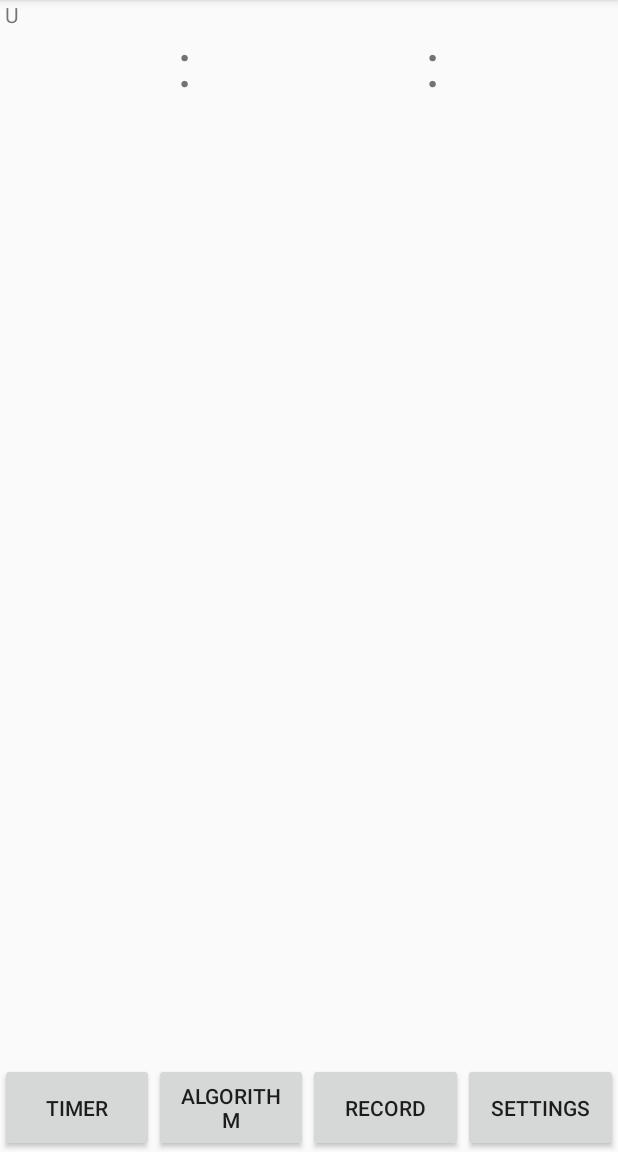
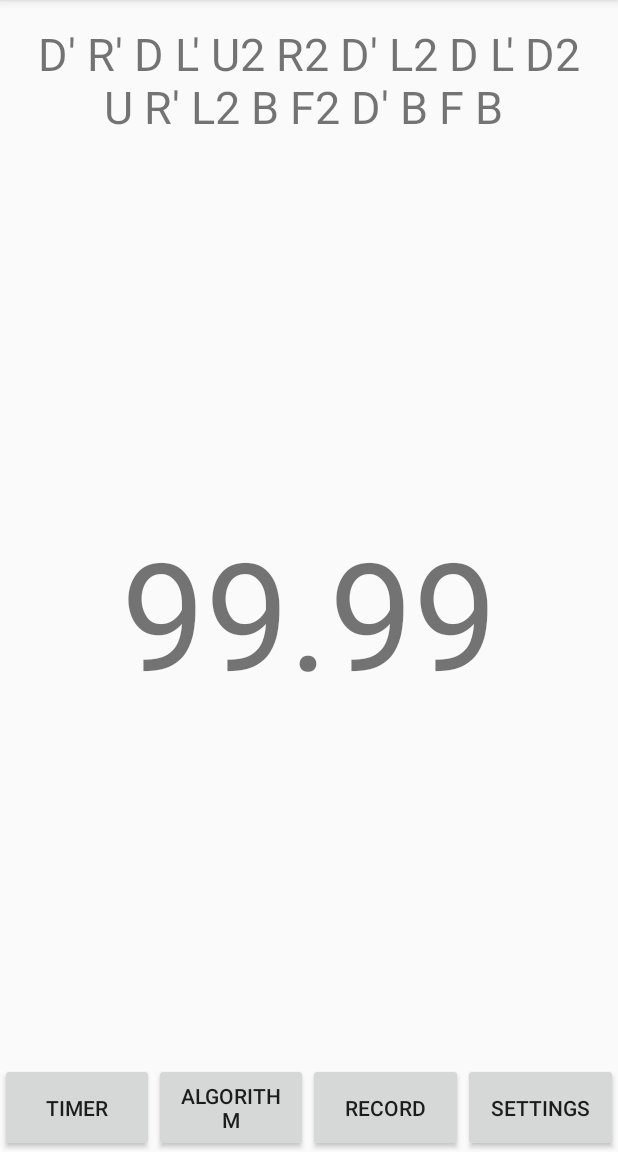
Before and after one commit to IT114118/ITP4210-RubiksCubeTimer-Client, an Android app: the TimerActivity screen opened directly, with no data from a screen before it, on a phone screen of 412 x 824 dp, the part 84-1236 px from its top. Run offline under Robolectric (Android 15) with nearby library versions, the phone set to English and light mode, and no system bars.

Commit message:
updated generateScramble in TimerActivity.java

```diff
--- a/app/src/main/java/com/example/project4210/MainActivity.java
+++ b/app/src/main/java/com/example/project4210/MainActivity.java
@@ -20,7 +20,7 @@ public class MainActivity extends AppCompatActivity {
         btn_timer.setOnClickListener(new View.OnClickListener() {
             @Override
             public void onClick(View v) {
-                Intent i = new Intent(MainActivity.this,TimerActivity.class);
+                Intent i = new Intent(MainActivity.this, TimerActivity.class);
                 startActivity(i);
             }
         });
--- a/app/src/main/java/com/example/project4210/TimerActivity.java
+++ b/app/src/main/java/com/example/project4210/TimerActivity.java
@@ -25,11 +25,33 @@ public class TimerActivity extends AppCompatActivity {
         tv_scramble.setText(generateScramble(20));
     }
 
+    //function to generate a Rubik's cube scramble without duplicating or useless steps
     private String generateScramble(int length){
         String scramble = "";
-        for (int i = length; i <= length; i++) {
-            scramble += " " + rotations[(int)Math.random()*rotations.length].toString();
+        String[] scrambleArray = new String[length];
+        boolean isGoodScramble;
+
+        scrambleArray[0] = rotations[(int)(Math.random() * rotations.length)];
+        for (int i = 1; i < length; i++) {
+            scrambleArray[i] = rotations[(int)(Math.random() * rotations.length)];
+
+            //check if the rotation is same with the previous rotation
+            do {
+                if (scrambleArray[i].charAt(0) == scrambleArray[i - 1].charAt(0)) {
+                    isGoodScramble = false;
+                    scrambleArray[i] = rotations[(int)(Math.random() * rotations.length)];
+                } else {
+                    isGoodScramble = true;
+                }
+            } while (!isGoodScramble);
+
         }
+
+        //set scrambleArray to a String
+        for (String s : scrambleArray) {
+            scramble += s + " ";
+        }
+
         return scramble;
     }
 }
--- a/app/src/main/res/layout/activity_timer.xml
+++ b/app/src/main/res/layout/activity_timer.xml
@@ -11,69 +11,83 @@
     <TextView
         android:id="@+id/tv_scramble"
         android:text="scramble"
+        android:textSize="30sp"
+        android:gravity="center"
+        android:padding="15dp"
         android:layout_width="match_parent"
         android:layout_height="wrap_content"
-        tools:ignore="MissingConstraints" />
+        app:layout_constraintTop_toTopOf="parent"/>
+
+    <TextView
+        android:id="@+id/tv_timer"
+        android:layout_width="match_parent"
+        android:layout_height="wrap_content"
+        android:text="99.99"
+        android:textSize="100sp"
+        android:gravity="center"
+        app:layout_constraintBottom_toTopOf="@+id/linearLayout"
+        app:layout_constraintTop_toBottomOf="@id/tv_scramble" />
+
+<!--    <LinearLayout-->
+<!--        android:id="@+id/linearLayout"-->
+<!--        android:layout_width="match_parent"-->
+<!--        android:layout_height="wrap_content"-->
+<!--        android:gravity="center"-->
+<!--        android:orientation="horizontal"-->
+<!--        tools:layout_editor_absoluteX="-16dp"-->
+<!--        tools:layout_editor_absoluteY="258dp"-->
+<!--        tools:ignore="MissingConstraints">-->
+
+<!--        <TextView-->
+<!--            android:id="@+id/tv_min"-->
+<!--            android:layout_width="0dp"-->
+<!--            android:layout_height="match_parent"-->
+<!--            android:layout_margin="15dp"-->
+<!--            android:layout_weight="1"-->
+<!--            android:gravity="center"-->
+<!--            android:textSize="40sp" />-->
+
+<!--        <TextView-->
+<!--            android:layout_width="0dp"-->
+<!--            android:layout_height="match_parent"-->
+<!--            android:layout_margin="15dp"-->
+<!--            android:layout_weight="1"-->
+<!--            android:gravity="center"-->
+<!--            android:text=":"-->
+<!--            android:textSize="40sp" />-->
+
+<!--        <TextView-->
+<!--            android:id="@+id/tv_sec"-->
+<!--            android:layout_width="0dp"-->
+<!--            android:layout_height="match_parent"-->
+<!--            android:layout_margin="15dp"-->
+<!--            android:layout_weight="1"-->
+<!--            android:gravity="center"-->
+<!--            android:textSize="40sp" />-->
+
+<!--        <TextView-->
+<!--            android:layout_width="0dp"-->
+<!--            android:layout_height="match_parent"-->
+<!--            android:layout_margin="15dp"-->
+<!--            android:layout_weight="1"-->
+<!--            android:gravity="center"-->
+<!--            android:text=":"-->
+<!--            android:textSize="40sp" />-->
+
+<!--        <TextView-->
+<!--            android:id="@+id/tv_mill"-->
+<!--            android:layout_width="0dp"-->
+<!--            android:layout_height="match_parent"-->
+<!--            android:layout_margin="15dp"-->
+<!--            android:layout_weight="1"-->
+<!--            android:gravity="center"-->
+<!--            android:textSize="40sp" />-->
+
+
+<!--    </LinearLayout>-->
 
     <LinearLayout
         android:id="@+id/linearLayout"
-        android:layout_width="match_parent"
-        android:layout_height="wrap_content"
-        android:gravity="center"
-        android:orientation="horizontal"
-        tools:layout_editor_absoluteX="-16dp"
-        tools:layout_editor_absoluteY="258dp"
-        tools:ignore="MissingConstraints">
-
-        <TextView
-            android:id="@+id/tv_min"
-            android:layout_width="0dp"
-            android:layout_height="match_parent"
-            android:layout_margin="15dp"
-            android:layout_weight="1"
-            android:gravity="center"
-            android:textSize="40sp" />
-
-        <TextView
-            android:layout_width="0dp"
-            android:layout_height="match_parent"
-            android:layout_margin="15dp"
-            android:layout_weight="1"
-            android:gravity="center"
-            android:text=":"
-            android:textSize="40sp" />
-
-        <TextView
-            android:id="@+id/tv_sec"
-            android:layout_width="0dp"
-            android:layout_height="match_parent"
-            android:layout_margin="15dp"
-            android:layout_weight="1"
-            android:gravity="center"
-            android:textSize="40sp" />
-
-        <TextView
-            android:layout_width="0dp"
-            android:layout_height="match_parent"
-            android:layout_margin="15dp"
-            android:layout_weight="1"
-            android:gravity="center"
-            android:text=":"
-            android:textSize="40sp" />
-
-        <TextView
-            android:id="@+id/tv_mill"
-            android:layout_width="0dp"
-            android:layout_height="match_parent"
-            android:layout_margin="15dp"
-            android:layout_weight="1"
-            android:gravity="center"
-            android:textSize="40sp" />
-
-
-    </LinearLayout>
-
-    <LinearLayout
         android:layout_width="match_parent"
         android:layout_height="wrap_content"
         android:orientation="horizontal"
@@ -81,31 +95,31 @@
 
         <Button
             android:id="@+id/btn_timer"
-            android:text="timer"
             android:layout_width="0dp"
             android:layout_height="match_parent"
-            android:layout_weight="1"/>
+            android:layout_weight="1"
+            android:text="timer" />
 
         <Button
             android:id="@+id/btn_algorithm"
-            android:text="Algorithm"
             android:layout_width="0dp"
             android:layout_height="match_parent"
-            android:layout_weight="1"/>
+            android:layout_weight="1"
+            android:text="Algorithm" />
 
         <Button
             android:id="@+id/btn_record"
-            android:text="Record"
             android:layout_width="0dp"
             android:layout_height="match_parent"
-            android:layout_weight="1"/>
+            android:layout_weight="1"
+            android:text="Record" />
 
         <Button
             android:id="@+id/btn_settings"
-            android:text="settings"
             android:layout_width="0dp"
             android:layout_height="match_parent"
-            android:layout_weight="1"/>
+            android:layout_weight="1"
+            android:text="settings" />
 
     </LinearLayout>
 
```
